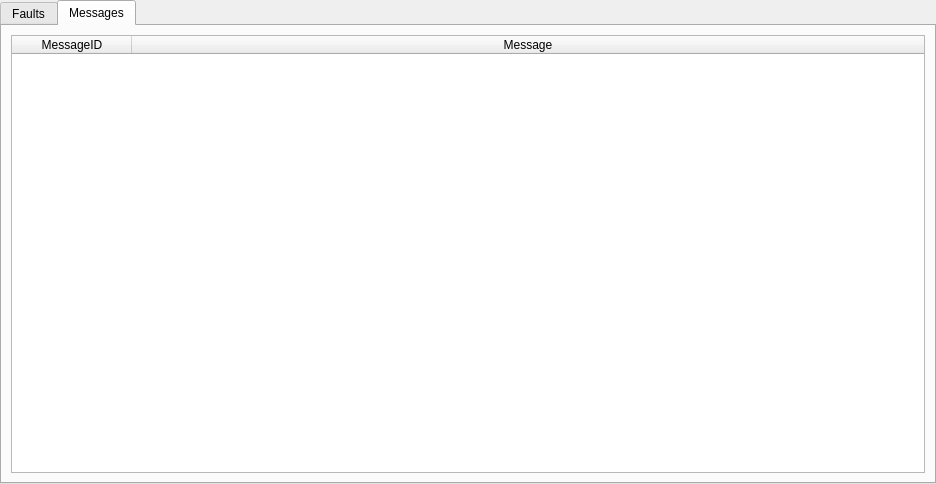
Above: PyQt5_DesignFile_MessageView.ui from malsomt/TDS_PyLogixTagInterpreter before the change. Below: the same form after it.
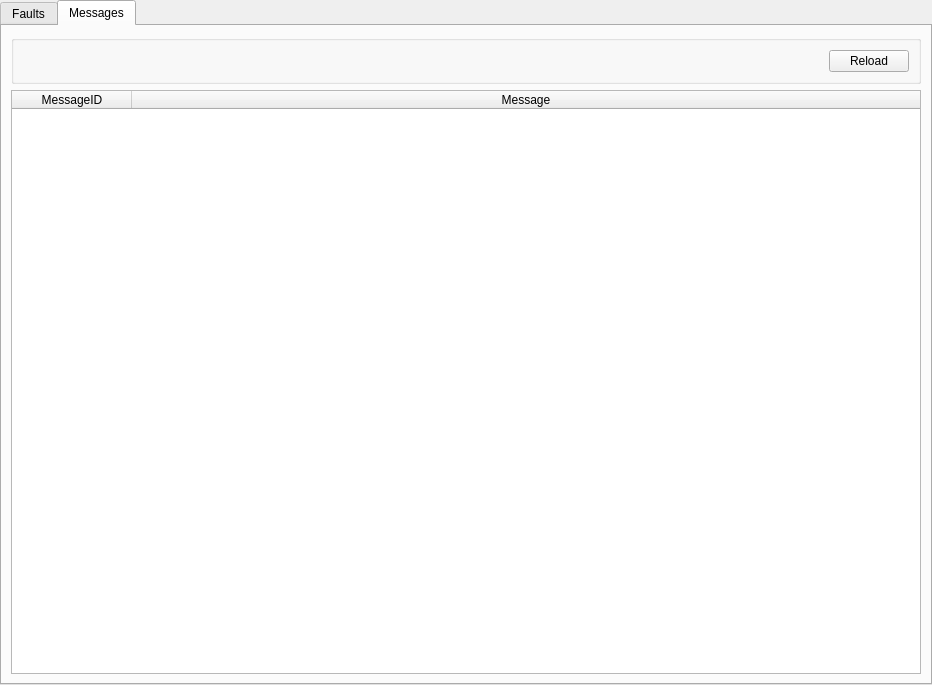
That is the form after the change.

Commit message: Push Current State

What changed in the file:
```diff
--- a/PyQt5_DesignFile_MessageView.ui
+++ b/PyQt5_DesignFile_MessageView.ui
@@ -6,8 +6,8 @@
    <rect>
     <x>0</x>
     <y>0</y>
-    <width>936</width>
-    <height>484</height>
+    <width>932</width>
+    <height>685</height>
    </rect>
   </property>
   <property name="windowTitle">
@@ -63,8 +63,8 @@
     <string>Messages</string>
    </attribute>
    <layout class="QGridLayout" name="gridLayout_2">
-    <item row="0" column="0">
-     <widget class="QTableWidget" name="tableWidget_2">
+    <item row="1" column="0">
+     <widget class="QTableWidget" name="tbl_msg">
       <property name="alternatingRowColors">
        <bool>true</bool>
       </property>
@@ -92,6 +92,35 @@
       </column>
      </widget>
     </item>
+    <item row="0" column="0">
+     <widget class="QGroupBox" name="groupbox_Message">
+      <property name="title">
+       <string/>
+      </property>
+      <layout class="QHBoxLayout" name="horizontalLayout_2">
+       <item>
+        <spacer name="horizontalSpacer_2">
+         <property name="orientation">
+          <enum>Qt::Horizontal</enum>
+         </property>
+         <property name="sizeHint" stdset="0">
+          <size>
+           <width>786</width>
+           <height>20</height>
+          </size>
+         </property>
+        </spacer>
+       </item>
+       <item>
+        <widget class="QPushButton" name="btn_reload_2">
+         <property name="text">
+          <string>Reload</string>
+         </property>
+        </widget>
+       </item>
+      </layout>
+     </widget>
+    </item>
    </layout>
   </widget>
  </widget>
```
Left out of the diff: 35 changed lines with no effect on the pictures. The commit also changes 4 other files.
